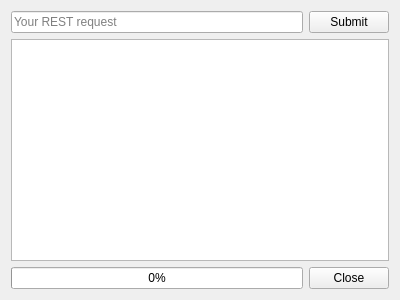
Above: mainwindow.ui from pfaivre/Restic before the change. Below: the same form after it.
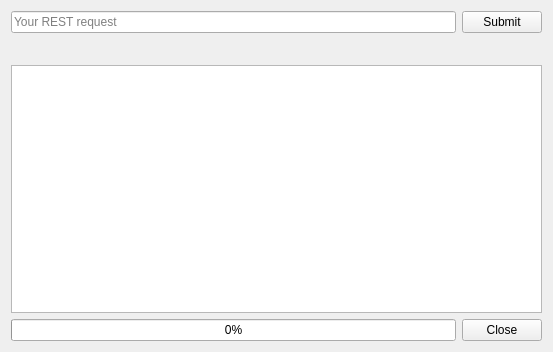
That is the form after the change.

Commit message: Table view for Route Object

Diff of the .ui file:
```diff
--- a/mainwindow.ui
+++ b/mainwindow.ui
@@ -6,8 +6,8 @@
    <rect>
     <x>0</x>
     <y>0</y>
-    <width>400</width>
-    <height>300</height>
+    <width>553</width>
+    <height>352</height>
    </rect>
   </property>
   <property name="windowTitle">
@@ -36,7 +36,29 @@
        </layout>
       </item>
       <item>
-       <widget class="QPlainTextEdit" name="plainTextEdit"/>
+       <widget class="QLabel" name="label">
+        <property name="font">
+         <font>
+          <pointsize>13</pointsize>
+         </font>
+        </property>
+        <property name="text">
+         <string/>
+        </property>
+       </widget>
+      </item>
+      <item>
+       <widget class="QTableView" name="tableView">
+        <property name="editTriggers">
+         <set>QAbstractItemView::NoEditTriggers</set>
+        </property>
+        <property name="alternatingRowColors">
+         <bool>true</bool>
+        </property>
+        <attribute name="verticalHeaderVisible">
+         <bool>false</bool>
+        </attribute>
+       </widget>
       </item>
       <item>
        <layout class="QHBoxLayout" name="horizontalLayout">
```
The commit also changes 4 other files.
